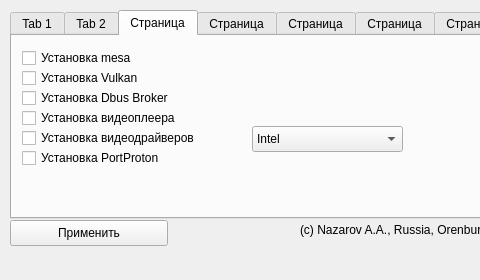
Qt form mainwindow.ui (ArtNazarov/arch-post-installer) before a commit; both pictures show x 0 to 480 and y 0 to 280 of the 760 by 280 pixel window.
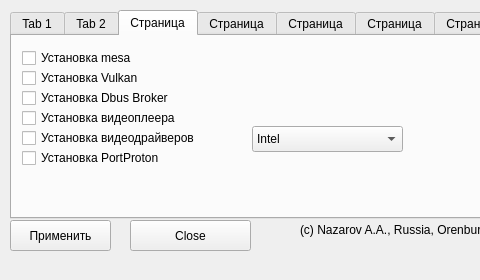
The same form after that commit.

Commit message: Added system clean, update ui for sway

What changed in the file:
```diff
--- a/mainwindow.ui
+++ b/mainwindow.ui
@@ -53,8 +53,8 @@
      <rect>
       <x>10</x>
       <y>220</y>
-      <width>158</width>
-      <height>26</height>
+      <width>101</width>
+      <height>31</height>
      </rect>
     </property>
     <property name="text">
@@ -1258,6 +1258,19 @@
      </widget>
     </widget>
    </widget>
+   <widget class="QPushButton" name="btnClose">
+    <property name="geometry">
+     <rect>
+      <x>130</x>
+      <y>220</y>
+      <width>121</width>
+      <height>31</height>
+     </rect>
+    </property>
+    <property name="text">
+     <string>Close</string>
+    </property>
+   </widget>
   </widget>
   <widget class="QMenuBar" name="menubar">
    <property name="geometry">
```
Left out of the diff: 2 changed lines with no effect on the pictures. The commit also changes 5 other files.
